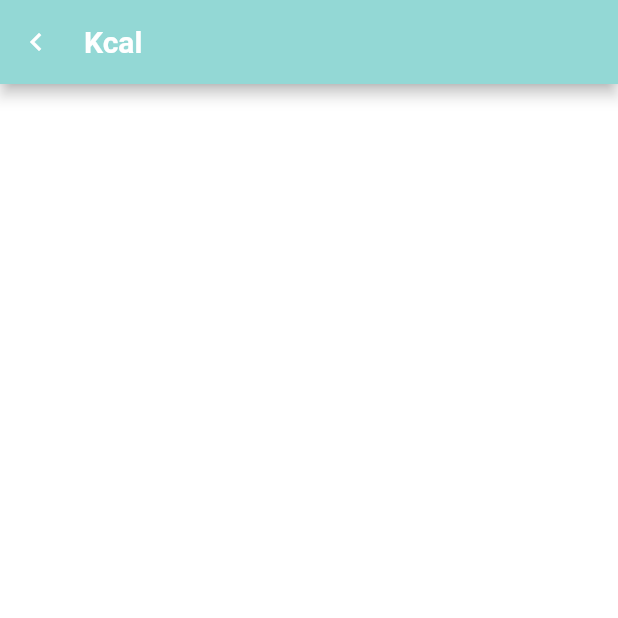
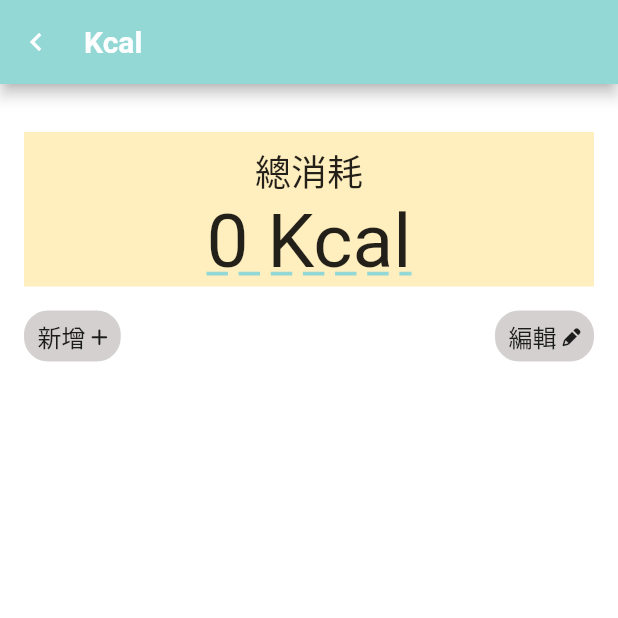
Before and after one commit to RokasAwk/rokas_tool_kit, a Flutter app: the KcalMainPage screen opened by its route, on a phone screen of 412 x 824 dp, the top half of it. Run offline on Flutter 3.47's test engine with Material 3 defaults, Android fonts, the phone set to English and light mode, and no system bars; our stand-ins replace auto_size_text, flutter_riverpod, font_awesome_flutter, freezed_annotation, go_router.

Commit message:
feat: add total kcal section and function buttons ui

```diff
--- a/lib/presentation/pages/kcal/kcal_main_notifier.dart
+++ b/lib/presentation/pages/kcal/kcal_main_notifier.dart
@@ -3,8 +3,21 @@ import 'package:rokas_tool_kit/presentation/pages/kcal/kcal_main_state.dart';
 
 abstract class KcalMainNotifier extends StateNotifier<KcalMainState> {
   KcalMainNotifier(super.state);
+
+  void onTapAdd();
+  void onTapEdit();
 }
 
 class KcalMainNotifierImpl extends KcalMainNotifier {
-  KcalMainNotifierImpl() : super(KcalMainState(totalKcal: 0));
+  KcalMainNotifierImpl() : super(KcalMainState(totalKcal: 0, foodList: []));
+
+  @override
+  void onTapAdd() {
+    // TODO: implement onTapAdd
+  }
+
+  @override
+  void onTapEdit() {
+    // TODO: implement onTapEdit
+  }
 }
--- a/lib/presentation/pages/kcal/kcal_main_page.dart
+++ b/lib/presentation/pages/kcal/kcal_main_page.dart
@@ -2,9 +2,12 @@ import 'dart:ui';
 
 import 'package:flutter/material.dart';
 import 'package:flutter_riverpod/flutter_riverpod.dart';
+import 'package:font_awesome_flutter/font_awesome_flutter.dart';
 import 'package:rokas_tool_kit/presentation/pages/kcal/kcal_main_notifier.dart';
+import 'package:rokas_tool_kit/presentation/pages/kcal/kcal_main_state.dart';
 import 'package:rokas_tool_kit/presentation/providers/page_provider.dart';
 import 'package:rokas_tool_kit/presentation/widgets/app_bar.dart';
+import 'package:rokas_tool_kit/theme/app_colors.dart';
 
 class KcalMainPage extends ConsumerStatefulWidget {
   const KcalMainPage({super.key});
@@ -21,6 +24,7 @@ class _KcalMainPageState extends ConsumerState<KcalMainPage> {
 
   @override
   Widget build(BuildContext context) {
+    KcalMainState state = ref.watch(kcalMainStateNotifierProvider);
     KcalMainNotifier notifier = ref.read(
       kcalMainStateNotifierProvider.notifier,
     );
@@ -30,13 +34,87 @@ class _KcalMainPageState extends ConsumerState<KcalMainPage> {
         appBar: GlobalAppBar(title: 'Kcal'),
         body: Container(
           alignment: Alignment.topCenter,
-          padding: const EdgeInsets.only(top: 32),
-          child: Column(children: [
-
+          padding: const EdgeInsets.only(top: 32, left: 16, right: 16),
+          child: Column(
+            crossAxisAlignment: CrossAxisAlignment.start,
+            spacing: 16,
+            children: [
+              totalKcal(context, state),
+              Row(
+                mainAxisAlignment: MainAxisAlignment.spaceBetween,
+                spacing: 8,
+                children: [
+                  functionButton(
+                    title: '新增',
+                    onTap: notifier.onTapAdd,
+                    icon: FontAwesomeIcons.plus,
+                  ),
+                  functionButton(
+                    title: '編輯',
+                    onTap: notifier.onTapEdit,
+                    icon: FontAwesomeIcons.pencil,
+                  ),
+                ],
+              ),
+              Expanded(
+                child: ListView.builder(
+                  itemCount: state.foodList.length,
+                  itemBuilder: (context, index) {
+                    return Container();
+                  },
+                ),
+              ),
             ],
           ),
         ),
       ),
     );
   }
+
+  Container functionButton({
+    required String title,
+    required Function() onTap,
+    required FaIconData icon,
+  }) {
+    return Container(
+      padding: EdgeInsets.symmetric(horizontal: 8, vertical: 4),
+      decoration: BoxDecoration(
+        border: Border.all(color: AppColors.thirdColor),
+        borderRadius: BorderRadius.circular(16),
+        color: AppColors.thirdColor,
+      ),
+      child: Row(
+        crossAxisAlignment: CrossAxisAlignment.center,
+        mainAxisSize: MainAxisSize.min,
+        spacing: 4,
+        children: [
+          Text(title, style: TextStyle(fontSize: 16)),
+          FaIcon(icon, size: 12),
+        ],
+      ),
+    );
+  }
+
+  Container totalKcal(BuildContext context, KcalMainState state) {
+    return Container(
+      padding: EdgeInsets.only(top: 8),
+      width: MediaQuery.of(context).size.width,
+      decoration: BoxDecoration(color: AppColors.functionGroupBgColor),
+      child: Column(
+        children: [
+          Text('總消耗', style: TextStyle(fontSize: 24)),
+          Text(
+            '${state.totalKcal} Kcal',
+            style: TextStyle(
+              fontSize: 50,
+              decoration: TextDecoration.combine([TextDecoration.underline]),
+              decorationThickness: 1,
+              decorationStyle: TextDecorationStyle.dashed,
+              decorationColor: AppColors.primaryColor,
+            ),
+          ),
+        ],
+      ),
+    );
+  }
 }
--- a/lib/presentation/pages/kcal/kcal_main_state.dart
+++ b/lib/presentation/pages/kcal/kcal_main_state.dart
@@ -1,8 +1,12 @@
 import 'package:freezed_annotation/freezed_annotation.dart';
+import 'package:rokas_tool_kit/domain/value_object/foodItem.dart';
 
 part 'kcal_main_state.freezed.dart';
 
 @freezed
 abstract class KcalMainState with _$KcalMainState {
-  factory KcalMainState({required int totalKcal}) = Init;
+  factory KcalMainState({
+    required int totalKcal,
+    required List<FoodItem> foodList,
+  }) = Init;
 }
```
Also changed, not shown: lib/presentation/pages/kcal/kcal_main_state.freezed.dart.
